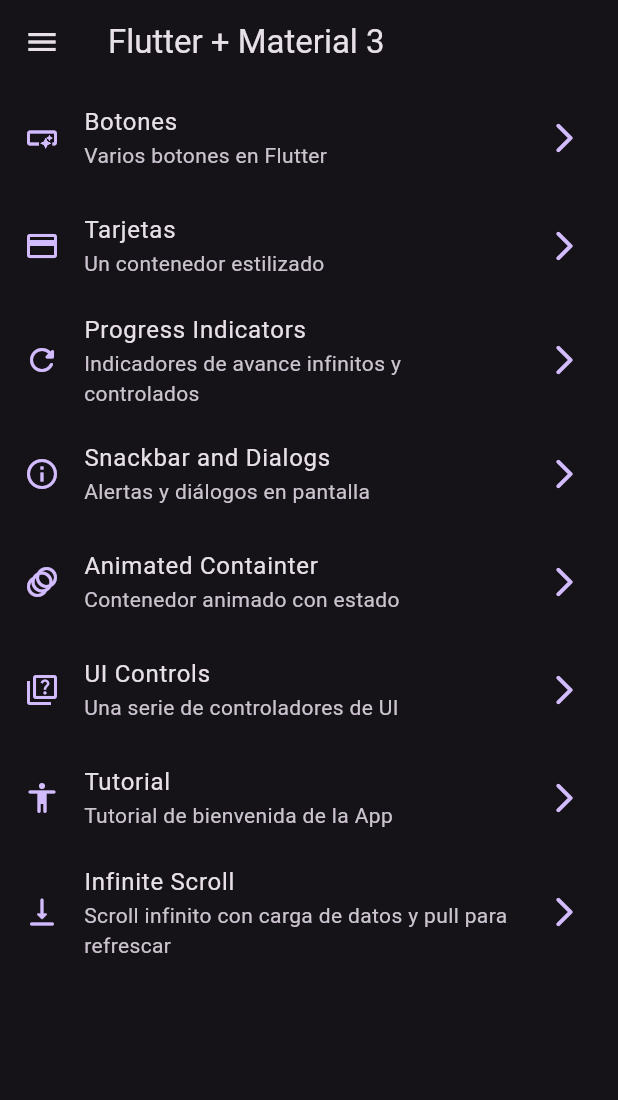
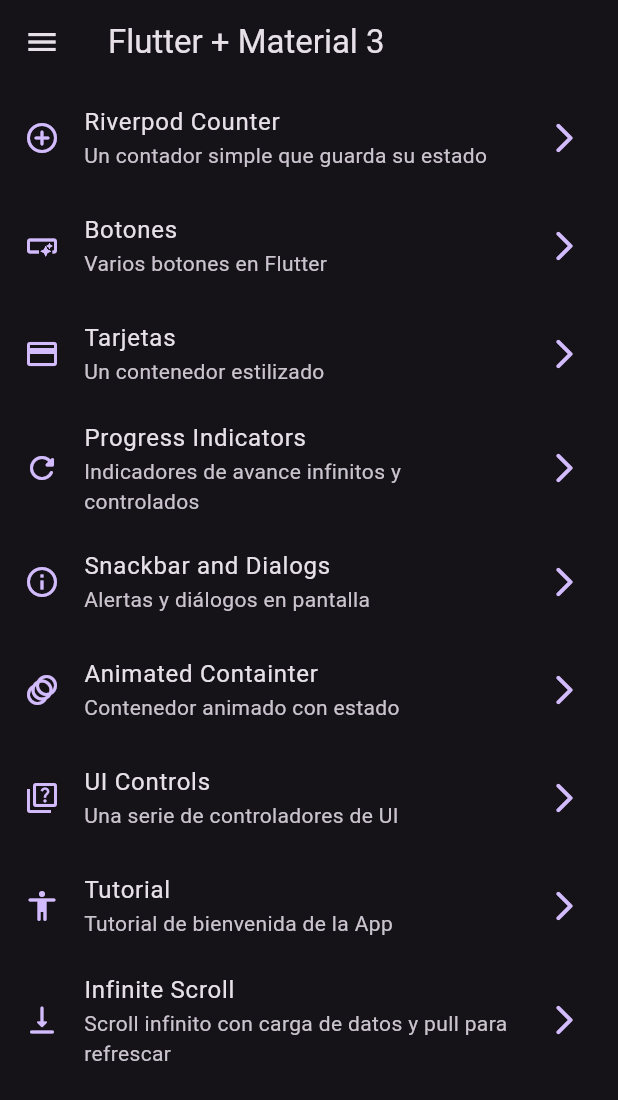
Before and after one commit to ferpaz/widget_app, a Flutter app: the screen it shows after launch, on a phone screen of 412 x 824 dp. Shown: the top 1100 px of the screen. Run offline on Flutter 3.47's test engine with Material 2 defaults, Android fonts, the phone set to English and light mode, and no system bars; our stand-ins replace animate_do, flutter_riverpod, go_router.

Commit message:
Se agrego Riverpod para guardar el contador

```diff
--- a/lib/config/menu/menu_items.dart
+++ b/lib/config/menu/menu_items.dart
@@ -15,6 +15,13 @@ class MenuItem {
 }
 
 const appMenuItems = <MenuItem> [
+
+  MenuItem(
+    title: 'Riverpod Counter',
+    subTitle: 'Un contador simple que guarda su estado',
+    link: '/counter',
+    icon: Icons.add_circle_outline_rounded,
+  ),
 
   MenuItem(
     title: 'Botones',
--- a/lib/config/router/app_router.dart
+++ b/lib/config/router/app_router.dart
@@ -1,5 +1,4 @@
 import 'package:go_router/go_router.dart';
-
 import 'package:widgets_app/presentation/screens/screens.dart';
 
 final appRouter = GoRouter(
@@ -50,5 +49,10 @@ final appRouter = GoRouter(
       name: InfiniteScrollScreen.screenName,
       builder: (context, state) => const InfiniteScrollScreen(),
     ),
+    GoRoute(
+      path: '/counter',
+      name: CounterScreen.screenName,
+      builder: (context, state) => const CounterScreen(),
+    ),
   ]
 );
--- /dev/null
+++ b/lib/presentation/providers/counter_provider.dart
@@ -0,0 +1,3 @@
+import 'package:flutter_riverpod/flutter_riverpod.dart';
+
+final counterProvider = StateProvider<int>((ref) => 0);
--- /dev/null
+++ b/lib/presentation/providers/theme_provider.dart
@@ -0,0 +1,3 @@
+import 'package:flutter_riverpod/flutter_riverpod.dart';
+
+final isDarkModeProvider = StateProvider<bool>((ref) => true);
--- a/lib/presentation/screens/screens.dart
+++ b/lib/presentation/screens/screens.dart
@@ -7,3 +7,4 @@ export 'package:widgets_app/presentation/screens/infinite_scroll/infinite_scroll
 export 'package:widgets_app/presentation/screens/progress/progress_screen.dart';
 export 'package:widgets_app/presentation/screens/snackbar/snackbar_screen.dart';
 export 'package:widgets_app/presentation/screens/ui_controls/ui_controls_screen.dart';
+export 'package:widgets_app/presentation/screens/counter/counter_screen.dart';
--- a/lib/presentation/widgets/side_menu.dart
+++ b/lib/presentation/widgets/side_menu.dart
@@ -27,7 +27,7 @@ class _SideMenuState extends State<SideMenu> {
         final menuItem = appMenuItems[index];
         context.push(menuItem.link);
 
-        widget.scaffoldKey.currentState?.closeDrawer();
+        widget.scaffoldKey.currentState!.closeDrawer();
       },
       children: [
         Padding(
--- a/pubspec.yaml
+++ b/pubspec.yaml
@@ -7,10 +7,10 @@ environment:
   sdk: ">=3.0.5 <4.0.0"
 
 dependencies:
+  animate_do: ^3.0.2
   flutter:
     sdk: flutter
-
-  animate_do: ^3.0.2
+  flutter_riverpod: ^2.3.6
   go_router: ^9.0.3
 
 dev_dependencies:
```
Also changed, not shown: lib/main.dart (+6 -1 lines), lib/presentation/screens/counter/counter_screen.dart (added, +40 -0 lines), pubspec.lock.
